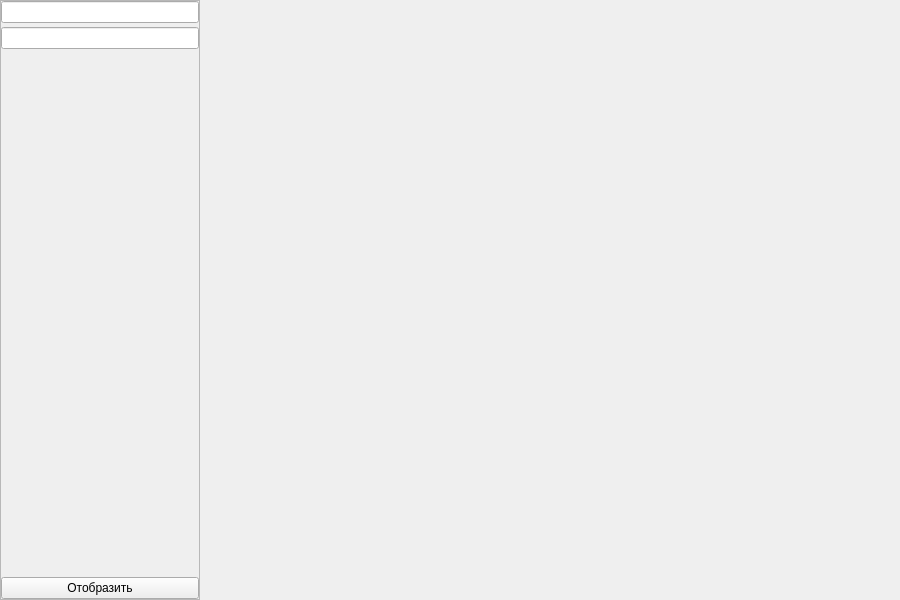
Above: ui.ui from kolesnikovfd/Big_task before the change. Below: the same form after it.
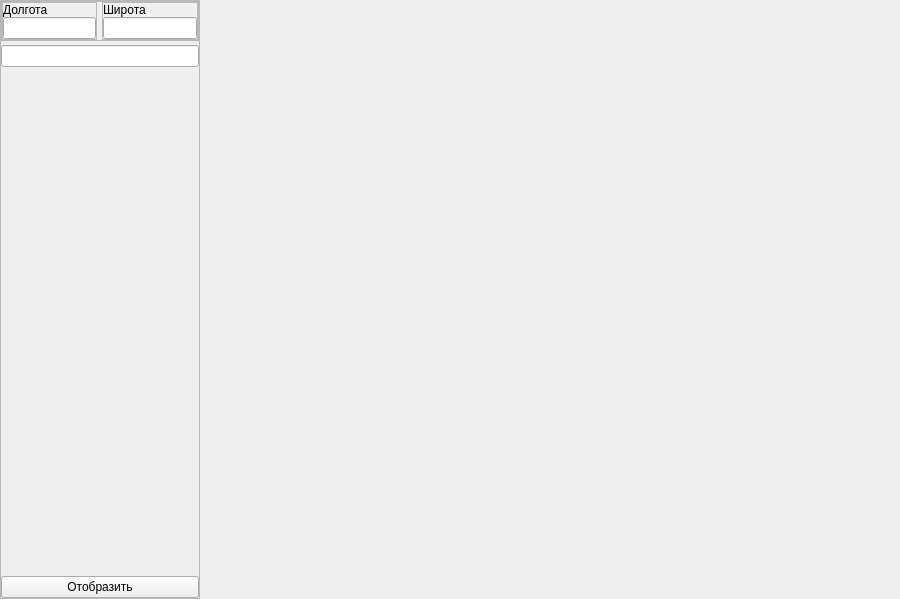
That is the form after the change.

Patch:
```diff
--- a/ui.ui
+++ b/ui.ui
@@ -7,7 +7,7 @@
     <x>0</x>
     <y>0</y>
     <width>900</width>
-    <height>600</height>
+    <height>599</height>
    </rect>
   </property>
   <property name="windowTitle">
@@ -55,7 +55,105 @@
         <number>0</number>
        </property>
        <item>
-        <widget class="QLineEdit" name="cordsInput"/>
+        <widget class="QFrame" name="frame_2">
+         <property name="frameShape">
+          <enum>QFrame::StyledPanel</enum>
+         </property>
+         <property name="frameShadow">
+          <enum>QFrame::Raised</enum>
+         </property>
+         <layout class="QHBoxLayout" name="horizontalLayout_2" stretch="0,0">
+          <property name="spacing">
+           <number>5</number>
+          </property>
+          <property name="leftMargin">
+           <number>0</number>
+          </property>
+          <property name="topMargin">
+           <number>0</number>
+          </property>
+          <property name="rightMargin">
+           <number>0</number>
+          </property>
+          <property name="bottomMargin">
+           <number>0</number>
+          </property>
+          <item>
+           <widget class="QFrame" name="frame_4">
+            <property name="frameShape">
+             <enum>QFrame::StyledPanel</enum>
+            </property>
+            <property name="frameShadow">
+             <enum>QFrame::Raised</enum>
+            </property>
+            <layout class="QVBoxLayout" name="verticalLayout_3">
+             <property name="spacing">
+              <number>0</number>
+             </property>
+             <property name="leftMargin">
+              <number>0</number>
+             </property>
+             <property name="topMargin">
+              <number>0</number>
+             </property>
+             <property name="rightMargin">
+              <number>0</number>
+             </property>
+             <property name="bottomMargin">
+              <number>0</number>
+             </property>
+             <item>
+              <widget class="QLabel" name="longInput">
+               <property name="text">
+                <string>Долгота</string>
+               </property>
+              </widget>
+             </item>
+             <item>
+              <widget class="QLineEdit" name="long_2"/>
+             </item>
+            </layout>
+           </widget>
+          </item>
+          <item>
+           <widget class="QFrame" name="frame_3">
+            <property name="frameShape">
+             <enum>QFrame::StyledPanel</enum>
+            </property>
+            <property name="frameShadow">
+             <enum>QFrame::Raised</enum>
+            </property>
+            <layout class="QVBoxLayout" name="verticalLayout_2">
+             <property name="spacing">
+              <number>0</number>
+             </property>
+             <property name="leftMargin">
+              <number>0</number>
+             </property>
+             <property name="topMargin">
+              <number>0</number>
+             </property>
+             <property name="rightMargin">
+              <number>0</number>
+             </property>
+             <property name="bottomMargin">
+              <number>0</number>
+             </property>
+             <item>
+              <widget class="QLabel" name="label">
+               <property name="text">
+                <string>Широта</string>
+               </property>
+              </widget>
+             </item>
+             <item>
+              <widget class="QLineEdit" name="widthInput"/>
+             </item>
+            </layout>
+           </widget>
+          </item>
+         </layout>
+        </widget>
        </item>
        <item>
         <widget class="QLineEdit" name="scaleInput"/>
```
